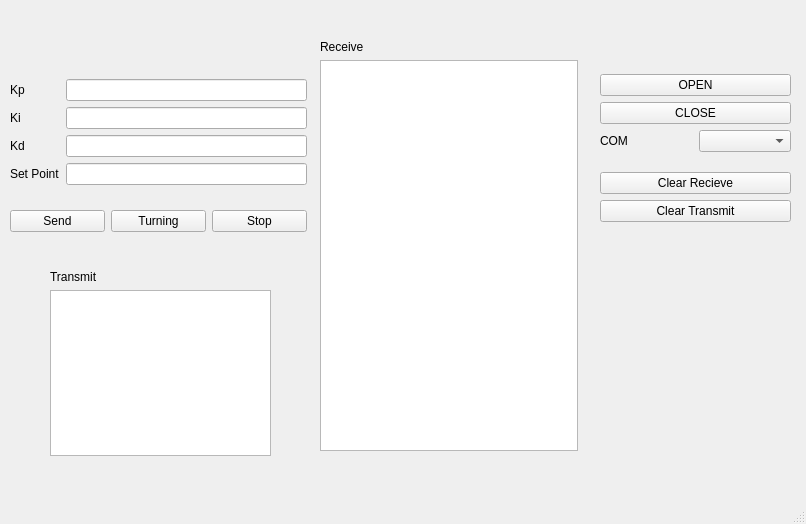
This is mainwindow.ui in Nt1Dat/GUI_PID as Qt 5 draws it before an edit. The edited form follows.
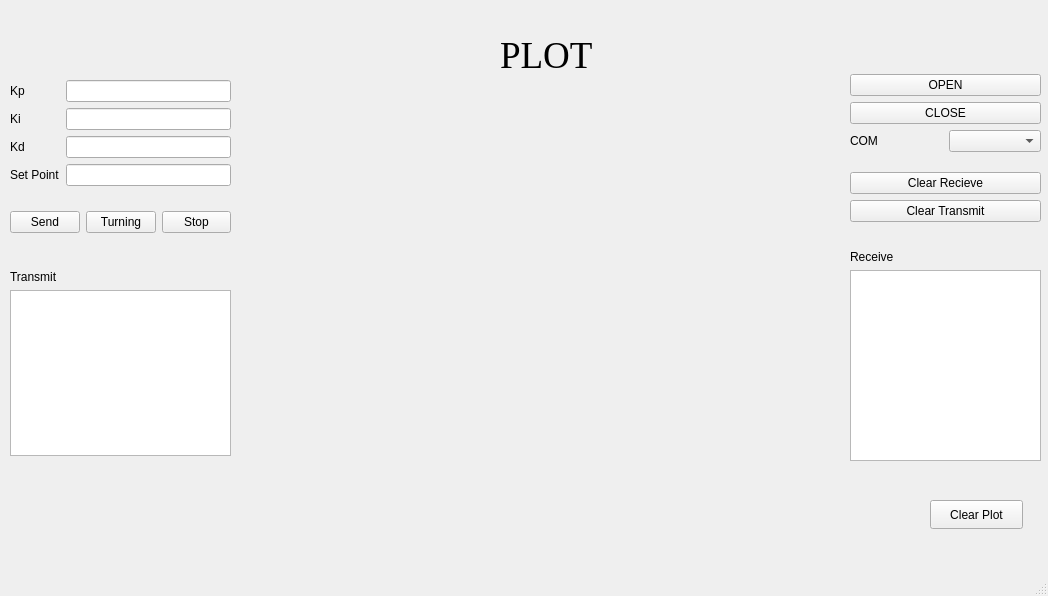
This is the edited form. Custom widgets are drawn as their Qt base class.

Diff of the .ui file:
```diff
--- a/mainwindow.ui
+++ b/mainwindow.ui
@@ -6,8 +6,8 @@
    <rect>
     <x>0</x>
     <y>0</y>
-    <width>806</width>
-    <height>524</height>
+    <width>1048</width>
+    <height>596</height>
    </rect>
   </property>
   <property name="windowTitle">
@@ -18,9 +18,9 @@
     <property name="geometry">
      <rect>
       <x>10</x>
-      <y>60</y>
-      <width>297</width>
-      <height>192</height>
+      <y>61</y>
+      <width>221</width>
+      <height>191</height>
      </rect>
     </property>
     <layout class="QVBoxLayout" name="verticalLayout_4">
@@ -63,12 +63,12 @@
          <item>
           <widget class="QLineEdit" name="kpEdit"/>
          </item>
-         <item>
-          <widget class="QLineEdit" name="kdEdit"/>
-         </item>
          <item>
           <widget class="QLineEdit" name="kiEdit"/>
          </item>
+         <item>
+          <widget class="QLineEdit" name="kdEdit"/>
+         </item>
          <item>
           <widget class="QLineEdit" name="setPointEdit"/>
          </item>
@@ -106,7 +106,7 @@
    <widget class="QWidget" name="layoutWidget">
     <property name="geometry">
      <rect>
-      <x>600</x>
+      <x>850</x>
       <y>60</y>
       <width>191</width>
       <height>177</height>
@@ -174,7 +174,7 @@
    <widget class="QWidget" name="layoutWidget">
     <property name="geometry">
      <rect>
-      <x>50</x>
+      <x>10</x>
       <y>270</y>
       <width>221</width>
       <height>186</height>
@@ -196,10 +196,10 @@
    <widget class="QWidget" name="layoutWidget">
     <property name="geometry">
      <rect>
-      <x>320</x>
-      <y>40</y>
-      <width>258</width>
-      <height>411</height>
+      <x>850</x>
+      <y>250</y>
+      <width>191</width>
+      <height>211</height>
      </rect>
     </property>
     <layout class="QVBoxLayout" name="verticalLayout_8">
@@ -215,6 +215,48 @@
      </item>
     </layout>
    </widget>
+   <widget class="QCustomPlot" name="plot" native="true">
+    <property name="geometry">
+     <rect>
+      <x>260</x>
+      <y>100</y>
+      <width>571</width>
+      <height>441</height>
+     </rect>
+    </property>
+   </widget>
+   <widget class="QLabel" name="label">
+    <property name="geometry">
+     <rect>
+      <x>500</x>
+      <y>30</y>
+      <width>121</width>
+      <height>51</height>
+     </rect>
+    </property>
+    <property name="font">
+     <font>
+      <family>Times New Roman</family>
+      <pointsize>28</pointsize>
+     </font>
+    </property>
+    <property name="text">
+     <string>PLOT</string>
+    </property>
+   </widget>
+   <widget class="QPushButton" name="pushButton">
+    <property name="geometry">
+     <rect>
+      <x>930</x>
+      <y>500</y>
+      <width>93</width>
+      <height>29</height>
+     </rect>
+    </property>
+    <property name="text">
+     <string>Clear Plot</string>
+    </property>
+   </widget>
   </widget>
   <widget class="QMenuBar" name="menubar">
    <property name="geometry">
@@ -228,6 +270,14 @@
   </widget>
   <widget class="QStatusBar" name="statusbar"/>
  </widget>
+ <customwidgets>
+  <customwidget>
+   <class>QCustomPlot</class>
+   <extends>QWidget</extends>
+   <header>qcustomplot.h</header>
+   <container>1</container>
+  </customwidget>
+ </customwidgets>
  <resources/>
  <connections/>
 </ui>
```
Left out of the diff: 2 changed lines with no effect on the pictures.
